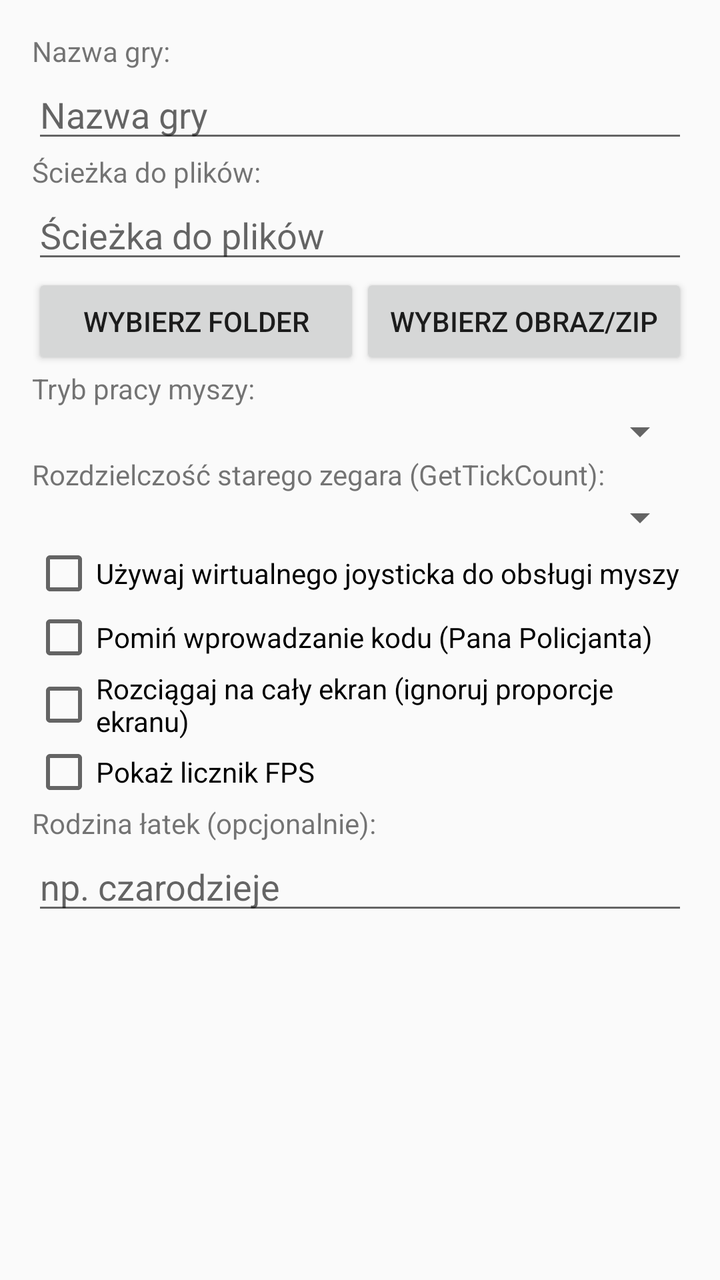
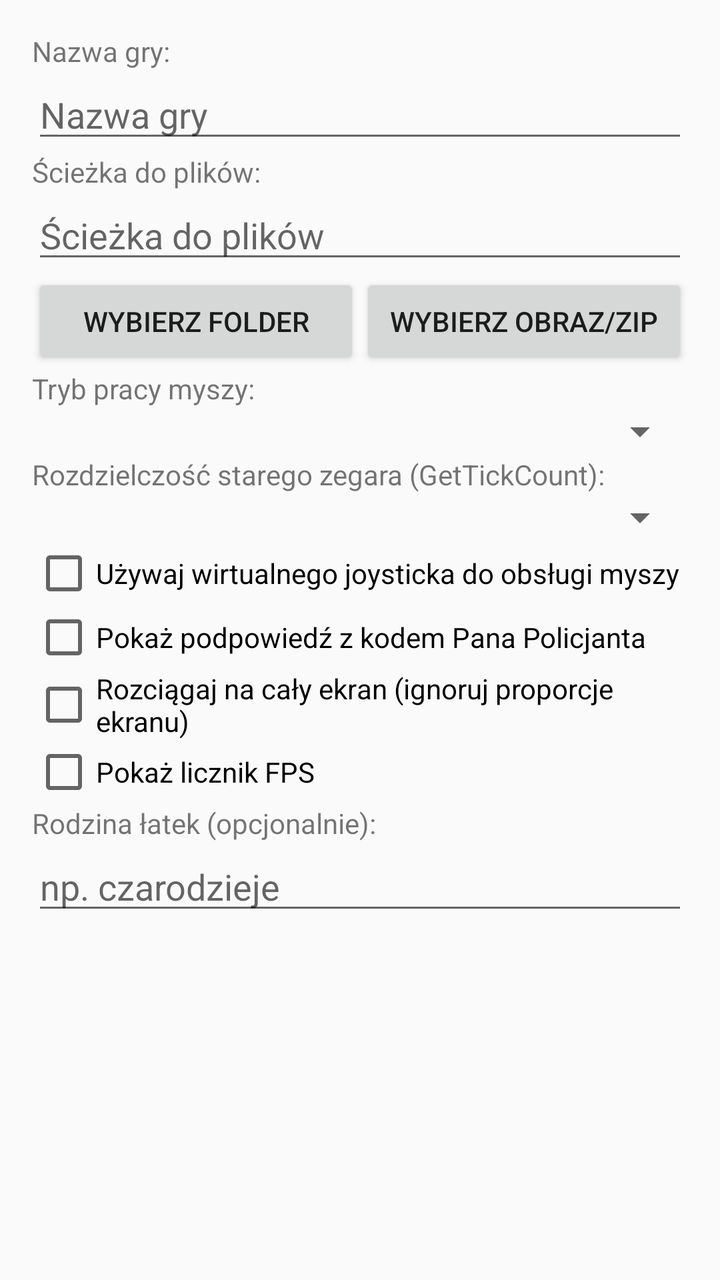

Screens rendered from an Android XML layout before and after an edit, with the pre-edit source and the edit as a unified diff.
<!-- AndroidManifest.xml: application theme Theme.AppCompat.DayNight -->
<!-- res/layout/dialog_game.xml -->
<?xml version="1.0" encoding="utf-8"?>
<ScrollView
     xmlns:android="http://schemas.android.com/apk/res/android"
     android:layout_height="wrap_content"
     android:layout_width="match_parent"
     android:fillViewport="true">

    <LinearLayout
         android:layout_height="wrap_content"
         android:layout_width="match_parent"
         android:padding="16dp"
         android:orientation="vertical">

    <TextView
         android:layout_height="wrap_content"
         android:layout_width="match_parent"
         android:text="@string/game_name_label" />

    <EditText
         android:layout_height="wrap_content"
         android:layout_width="match_parent"
         android:hint="@string/game_name_hint"
         android:id="@+id/nameField" />

    <TextView
         android:layout_height="wrap_content"
         android:layout_width="match_parent"
         android:text="@string/game_path_label" />

    <EditText
         android:layout_height="wrap_content"
         android:layout_width="match_parent"
         android:hint="@string/game_path_hint"
         android:id="@+id/pathField" />

    <LinearLayout
         android:layout_height="wrap_content"
         android:layout_width="match_parent"
         android:orientation="horizontal">

        <Button
             android:layout_height="wrap_content"
             android:layout_width="0dp"
             android:layout_weight="1"
             android:id="@+id/chooseFolderButton"
             android:text="@string/choose_folder" />

        <Button
             android:layout_height="wrap_content"
             android:layout_width="0dp"
             android:layout_weight="1"
             android:id="@+id/chooseIsoButton"
             android:text="@string/choose_iso" />

    </LinearLayout>

    <TextView
         android:layout_height="wrap_content"
         android:layout_width="match_parent"
         android:text="@string/mouse_mode_label" />

    <Spinner
         android:layout_height="wrap_content"
         android:layout_width="match_parent"
         android:id="@+id/mouseModeSelectBox">

    </Spinner>

    <TextView
         android:layout_height="wrap_content"
         android:layout_width="match_parent"
         android:text="@string/legacy_clock_profile_label" />

    <Spinner
         android:layout_height="wrap_content"
         android:layout_width="match_parent"
         android:id="@+id/legacyClockProfileSelectBox" />

    <CheckBox
         android:layout_height="wrap_content"
         android:layout_width="match_parent"
         android:id="@+id/joystickCheckbox"
         android:text="@string/use_joystick" />

    <CheckBox
         android:layout_height="wrap_content"
         android:layout_width="match_parent"
         android:id="@+id/skipPoliceCheckbox"
         android:text="@string/skip_police_code" />

    <CheckBox
         android:layout_height="wrap_content"
         android:layout_width="match_parent"
         android:id="@+id/fullscreenCheckbox"
         android:text="@string/stretch_fullscreen" />

    <CheckBox
         android:layout_height="wrap_content"
         android:layout_width="match_parent"
         android:id="@+id/fpsCounterCheckbox"
         android:text="@string/show_fps" />

    <TextView
         android:layout_height="wrap_content"
         android:layout_width="match_parent"
         android:text="@string/patch_family_label" />

    <EditText
         android:layout_height="wrap_content"
         android:layout_width="match_parent"
         android:hint="@string/patch_family_hint"
         android:inputType="text"
         android:id="@+id/familyField" />

    </LinearLayout>

</ScrollView>
<!-- resources referenced by this layout -->
<resources>
  <string name="choose_folder">Wybierz folder</string>
  <string name="choose_iso">Wybierz obraz/ZIP</string>
  <string name="game_name_hint">Nazwa gry</string>
  <string name="game_name_label">Nazwa gry:</string>
  <string name="game_path_hint">Ścieżka do plików</string>
  <string name="game_path_label">Ścieżka do plików:</string>
  <string name="legacy_clock_profile_label">Rozdzielczość starego zegara (GetTickCount):</string>
  <string name="mouse_mode_label">Tryb pracy myszy:</string>
  <string name="patch_family_hint">np. czarodzieje</string>
  <string name="patch_family_label">Rodzina łatek (opcjonalnie):</string>
  <string name="show_fps">Pokaż licznik FPS</string>
  <string name="skip_police_code">Pomiń wprowadzanie kodu (Pana Policjanta)</string>
  <string name="stretch_fullscreen">Rozciągaj na cały ekran (ignoruj proporcje ekranu)</string>
  <string name="use_joystick">Używaj wirtualnego joysticka do obsługi myszy</string>
</resources>

<!-- the commit's change to res/layout/dialog_game.xml (unified diff, before → after) -->
@@ -85,8 +85,8 @@
     <CheckBox
          android:layout_height="wrap_content"
          android:layout_width="match_parent"
-         android:id="@+id/skipPoliceCheckbox"
-         android:text="@string/skip_police_code" />
+         android:id="@+id/licenceCodeHintCheckbox"
+         android:text="@string/show_police_code_hint" />
 
     <CheckBox
          android:layout_height="wrap_content"
<!-- resource entries referenced after the edit -->
@@ -11,7 +11,7 @@
   <string name="patch_family_hint">np. czarodzieje</string>
   <string name="patch_family_label">Rodzina łatek (opcjonalnie):</string>
   <string name="show_fps">Pokaż licznik FPS</string>
-  <string name="skip_police_code">Pomiń wprowadzanie kodu (Pana Policjanta)</string>
+  <string name="show_police_code_hint">Pokaż podpowiedź z kodem Pana Policjanta</string>
   <string name="stretch_fullscreen">Rozciągaj na cały ekran (ignoruj proporcje ekranu)</string>
   <string name="use_joystick">Używaj wirtualnego joysticka do obsługi myszy</string>
 </resources>
